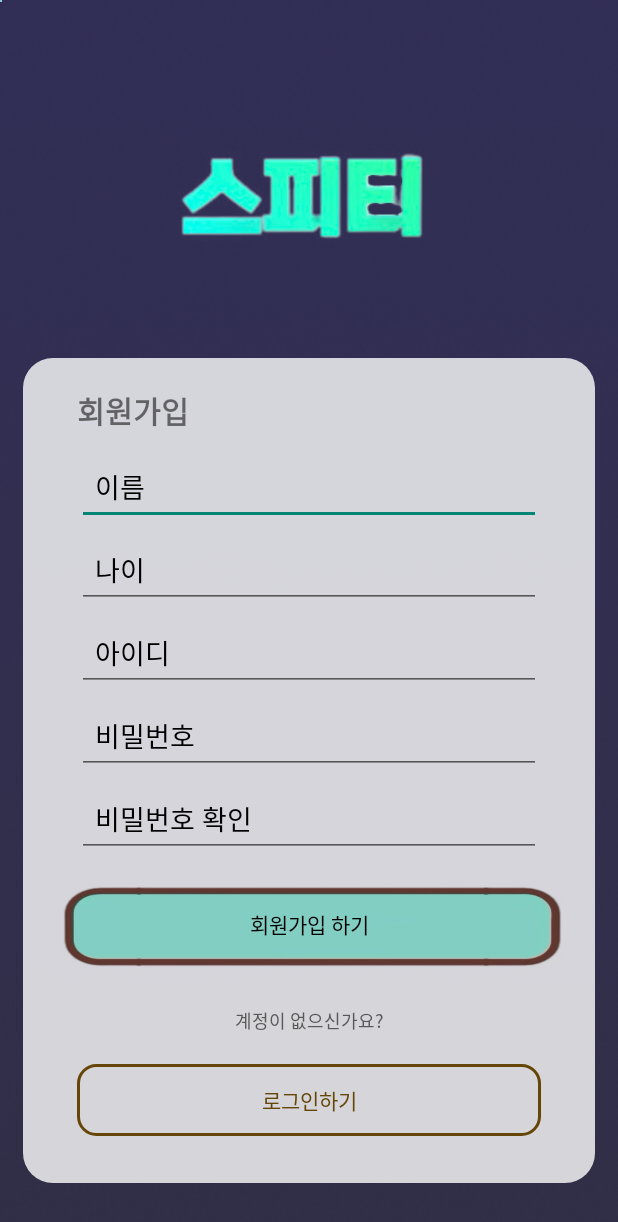
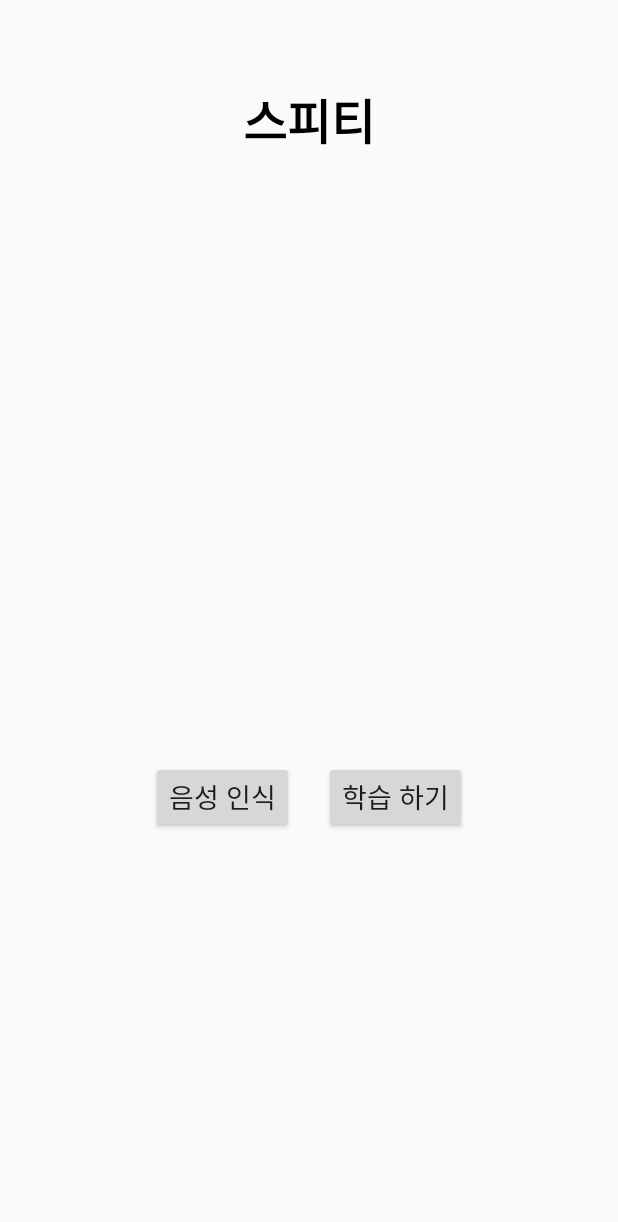
Before and after one commit to Pronunciation-recognition-AI/main, an Android app built with Jetpack Compose: the RegisterActivity screen opened directly, with no data from a screen before it, after a tap on "로그인하기", on a phone screen of 412 x 824 dp. Shown: the top 1222 px of the screen. Run offline under Robolectric (Android 15) with nearby library versions, the phone set to English and light mode, and no system bars; our stand-ins replace Firebase (no records; nobody signed in at launch, a user with empty details on screens opened directly), Picasso; pictures from the network do not load.

Commit message:
feat: 홈 화면, 음성 인식 화면 구현

```diff
--- a/app/src/main/java/com/example/hackathon_project/HomeActivity.kt
+++ b/app/src/main/java/com/example/hackathon_project/HomeActivity.kt
@@ -1,4 +1,23 @@
 package com.example.hackathon_project
 
-class HomeActivity {
+import android.content.Intent
+import android.os.Bundle
+import android.widget.Button
+import androidx.appcompat.app.AppCompatActivity
+
+class HomeActivity : AppCompatActivity() {
+
+    override fun onCreate(savedInstanceState: Bundle?) {
+        super.onCreate(savedInstanceState)
+        setContentView(R.layout.activity_home)
+
+        // 음성 인식 버튼 초기화
+        val btnSpeechRecognition = findViewById<Button>(R.id.btnSpeechRecognition)
+
+        // 음성 인식 버튼 클릭 시 SpeechActivity로 이동
+        btnSpeechRecognition.setOnClickListener {
+            val intent = Intent(this, SpeechActivity::class.java)
+            startActivity(intent)
+        }
+    }
 }
--- /dev/null
+++ b/app/src/main/res/layout/activity_home.xml
@@ -0,0 +1,52 @@
+<?xml version="1.0" encoding="utf-8"?>
+<androidx.constraintlayout.widget.ConstraintLayout xmlns:android="http://schemas.android.com/apk/res/android"
+    xmlns:app="http://schemas.android.com/apk/res-auto"
+    android:layout_width="match_parent"
+    android:layout_height="match_parent"
+    android:padding="16dp">
+
+    <!-- 상단 중앙 로고 텍스트 -->
+    <TextView
+        android:id="@+id/logoTextView"
+        android:layout_width="wrap_content"
+        android:layout_height="wrap_content"
+        android:text="스피티"
+        android:textSize="32sp"
+        android:textStyle="bold"
+        android:textColor="@android:color/black"
+        app:layout_constraintTop_toTopOf="parent"
+        app:layout_constraintStart_toStartOf="parent"
+        app:layout_constraintEnd_toEndOf="parent"
+        android:layout_marginTop="40dp" />
+
+    <!-- 음성 인식 버튼과 학습하기 버튼을 가로로 배치 -->
+    <LinearLayout
+        android:layout_width="wrap_content"
+        android:layout_height="wrap_content"
+        android:orientation="horizontal"
+        app:layout_constraintTop_toBottomOf="@+id/logoTextView"
+        app:layout_constraintBottom_toBottomOf="parent"
+        app:layout_constraintStart_toStartOf="parent"
+        app:layout_constraintEnd_toEndOf="parent"
+        android:layout_gravity="center"
+        android:layout_marginTop="150dp">
+
+        <!-- 음성 인식 버튼 -->
+        <Button
+            android:id="@+id/btnSpeechRecognition"
+            android:layout_width="wrap_content"
+            android:layout_height="wrap_content"
+            android:text="음성 인식"
+            android:textSize="18sp"
+            android:layout_marginEnd="20dp" />
+
+        <!-- 학습하기 버튼 -->
+        <Button
+            android:id="@+id/btnLearning"
+            android:layout_width="wrap_content"
+            android:layout_height="wrap_content"
+            android:text="학습 하기"
+            android:textSize="18sp" />
+    </LinearLayout>
+
+</androidx.constraintlayout.widget.ConstraintLayout>
--- a/app/src/main/res/layout/activity_register.xml
+++ b/app/src/main/res/layout/activity_register.xml
@@ -56,7 +56,7 @@
         android:id="@+id/loginTitle"
         android:layout_width="wrap_content"
         android:layout_height="wrap_content"
-        android:text="회원가입"
+        android:text="사용자 정보"
         android:textStyle="bold"
         android:textSize="20sp"
         android:layout_marginTop="20dp"
```
Also changed, not shown: app/src/main/AndroidManifest.xml (+6 -1 lines), app/src/main/java/com/example/hackathon_project/SpeechActivity.kt (added, +45 -0 lines), 1 other file.
